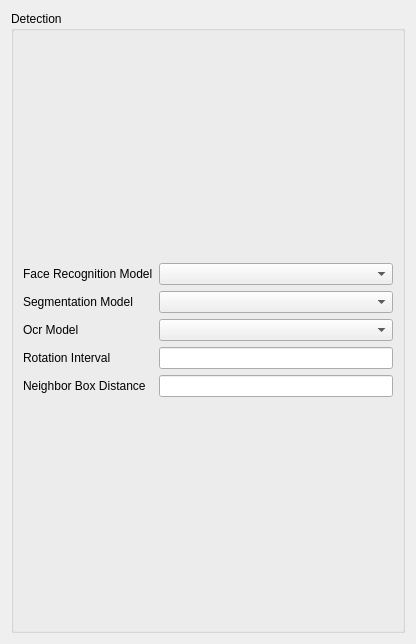
Qt form customWidgets/algorithmParameters/ocrParametersWidget.ui (musimab/Pyqt_ID_Card_Analysis_Tool) before a commit.
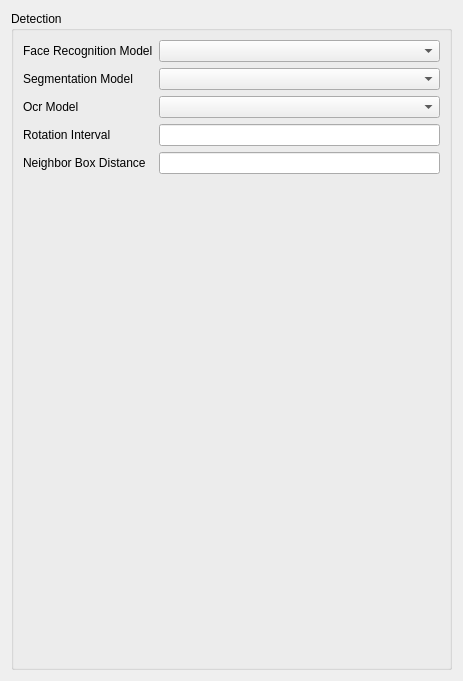
The same form after that commit.

```diff
--- a/customWidgets/algorithmParameters/ocrParametersWidget.ui
+++ b/customWidgets/algorithmParameters/ocrParametersWidget.ui
@@ -6,8 +6,8 @@
    <rect>
     <x>0</x>
     <y>0</y>
-    <width>416</width>
-    <height>644</height>
+    <width>463</width>
+    <height>681</height>
    </rect>
   </property>
   <property name="windowTitle">
@@ -74,6 +74,19 @@
         </item>
        </layout>
       </item>
+      <item row="1" column="0">
+       <spacer name="verticalSpacer">
+        <property name="orientation">
+         <enum>Qt::Vertical</enum>
+        </property>
+        <property name="sizeHint" stdset="0">
+         <size>
+          <width>20</width>
+          <height>40</height>
+         </size>
+        </property>
+       </spacer>
+      </item>
      </layout>
     </widget>
    </item>
```
